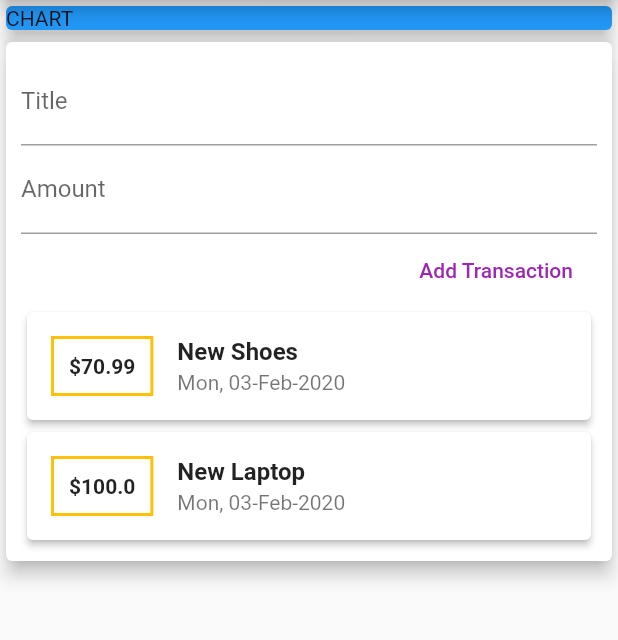
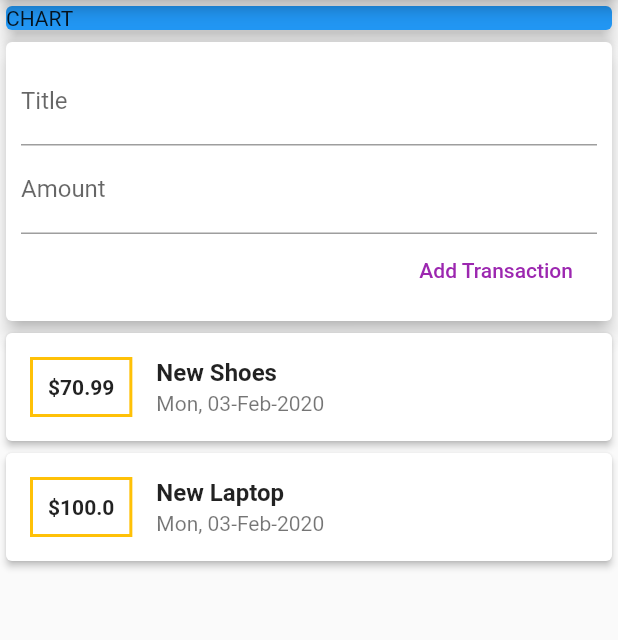
Before and after one commit to Winstheru/Flutter-Expense-Tracker, a Flutter app: the screen it shows after launch, on a phone screen of 412 x 824 dp, the part 84-724 px from its top. Run offline on Flutter 3.47's test engine with Material 2 defaults, Android fonts, the phone set to English and light mode, and no system bars.

Commit message:
done add transaction

```diff
--- a/lib/main.dart
+++ b/lib/main.dart
@@ -1,5 +1,5 @@
 import 'package:flutter/material.dart';
-import './widgets/transaction_list.dart';
+import './widgets/user_transaction.dart';
 
 void main() => runApp(MyApp());
 
@@ -21,8 +21,6 @@ class _HomeState extends State<Home> {
   // String titleInput;
   // String amountInput;
   //cara lain ngambil valuenya
-  final titleController = TextEditingController();
-  final amountController = TextEditingController();
 
   @override
   Widget build(BuildContext context) {
@@ -40,35 +38,7 @@ class _HomeState extends State<Home> {
                 color: Colors.blue,
               ),
             ),
-            Card(
-              elevation: 5,
-              child: Container(
-                padding: EdgeInsets.all(10),
-                child: Column(
-                  crossAxisAlignment: CrossAxisAlignment.end,
-                  children: <Widget>[
-                    TextField(
-                      decoration: InputDecoration(labelText: 'Title'),
-                      // onChanged: (value){
-                      //   titleInput = value;
-                      // },
-                      controller: titleController,
-                    ),
-                    TextField(
-                      decoration: InputDecoration(labelText: 'Amount'),
-                      // onChanged: (value) => amountInput = value
-                      controller: amountController,
-                    ),
-                    FlatButton(
-                      child: Text('Add Transaction'),
-                      textColor: Colors.purple,
-                      onPressed: () {},
-                    ),
-                    TransactionList(),
-                  ],
-                ),
-              ),
-            ),
+            UserTransaction(),
           ],
         ));
   }
--- /dev/null
+++ b/lib/widgets/new_transaction.dart
@@ -0,0 +1,43 @@
+import 'package:flutter/material.dart';
+
+class NewTransaction extends StatelessWidget {
+  final Function addTx;
+  final titleController = TextEditingController();
+  final amountController = TextEditingController();
+
+  NewTransaction(this.addTx);
+
+  @override
+  Widget build(BuildContext context) {
+    return Card(
+      elevation: 5,
+      child: Container(
+        padding: EdgeInsets.all(10),
+        child: Column(
+          crossAxisAlignment: CrossAxisAlignment.end,
+          children: <Widget>[
+            TextField(
+              decoration: InputDecoration(labelText: 'Title'),
+              // onChanged: (value){
+              //   titleInput = value;
+              // },
+              controller: titleController,
+            ),
+            TextField(
+              decoration: InputDecoration(labelText: 'Amount'),
+              // onChanged: (value) => amountInput = value
+              controller: amountController,
+            ),
+            FlatButton(
+              child: Text('Add Transaction'),
+              textColor: Colors.purple,
+              onPressed: () {
+                addTx(titleController.text, double.parse(amountController.text));
+              },
+            ),
+          ],
+        ),
+      ),
+    );
+  }
+}
--- a/lib/widgets/transaction_list.dart
+++ b/lib/widgets/transaction_list.dart
@@ -2,23 +2,17 @@ import 'package:flutter/material.dart';
 import 'package:intl/intl.dart';
 import '../models/transaction.dart';
 
-class TransactionList extends StatefulWidget {
-  @override
-  _TransactionListState createState() => _TransactionListState();
-}
-
-class _TransactionListState extends State<TransactionList> {
-  final List<Transaction> _userTransactions = [
-    Transaction(
-        id: 't1', title: "New Shoes", amount: 70.99, date: DateTime.now()),
-    Transaction(
-        id: 't2', title: "New Laptop", amount: 100.00, date: DateTime.now()),
-  ];
+class TransactionList extends StatelessWidget {
+  final List<Transaction> transactions;
+  TransactionList(this.transactions);
 
   @override
   Widget build(BuildContext context) {
-    return Column(
-      children: _userTransactions.map((tx) {
+    return Container(
+      height: 300,
+      child: SingleChildScrollView(
+        child: Column(
+          children: transactions.map((tx) {
             return Card(
                 elevation: 2,
                 child: ListTile(
@@ -30,11 +24,14 @@ class _TransactionListState extends State<TransactionList> {
                         "\$${tx.amount}",
                         style: TextStyle(fontWeight: FontWeight.bold),
                       )),
-              title:
-                  Text(tx.title, style: TextStyle(fontWeight: FontWeight.bold)),
-              subtitle: Text(DateFormat('EEE, dd-MMM-yyyy').format(tx.date)),
+                  title: Text(tx.title,
+                      style: TextStyle(fontWeight: FontWeight.bold)),
+                  subtitle:
+                      Text(DateFormat('EEE, dd-MMM-yyyy').format(tx.date)),
                 ));
           }).toList(),
+        ),
+      ),
     );
   }
 }
--- /dev/null
+++ b/lib/widgets/user_transaction.dart
@@ -0,0 +1,37 @@
+import 'package:flutter/material.dart';
+import '../models/transaction.dart';
+import 'transaction_list.dart';
+
+import 'new_transaction.dart';
+
+class UserTransaction extends StatefulWidget {
+  @override
+  _UserTransactionState createState() => _UserTransactionState();
+}
+
+class _UserTransactionState extends State<UserTransaction> {
+  final List<Transaction> _userTransactions = [
+    Transaction(
+        id: 't1', title: "New Shoes", amount: 70.99, date: DateTime.now()),
+    Transaction(
+        id: 't2', title: "New Laptop", amount: 100.00, date: DateTime.now()),
+  ];
+
+  void _addNewTransaction(String transactionTitle, double transactionAmount){
+    final newTx = Transaction(title: transactionTitle, amount: transactionAmount, date: DateTime.now(), id: DateTime.now().toString());
+
+    setState(() {
+      _userTransactions.add(newTx);
+    });
+  }
+
+  @override
+  Widget build(BuildContext context) {
+    return Column(
+      children: <Widget>[
+        NewTransaction(_addNewTransaction),
+        TransactionList(_userTransactions),
+      ],
+    );
+  }
+}
```
Lines whose indentation alone changed are shown as unchanged.
